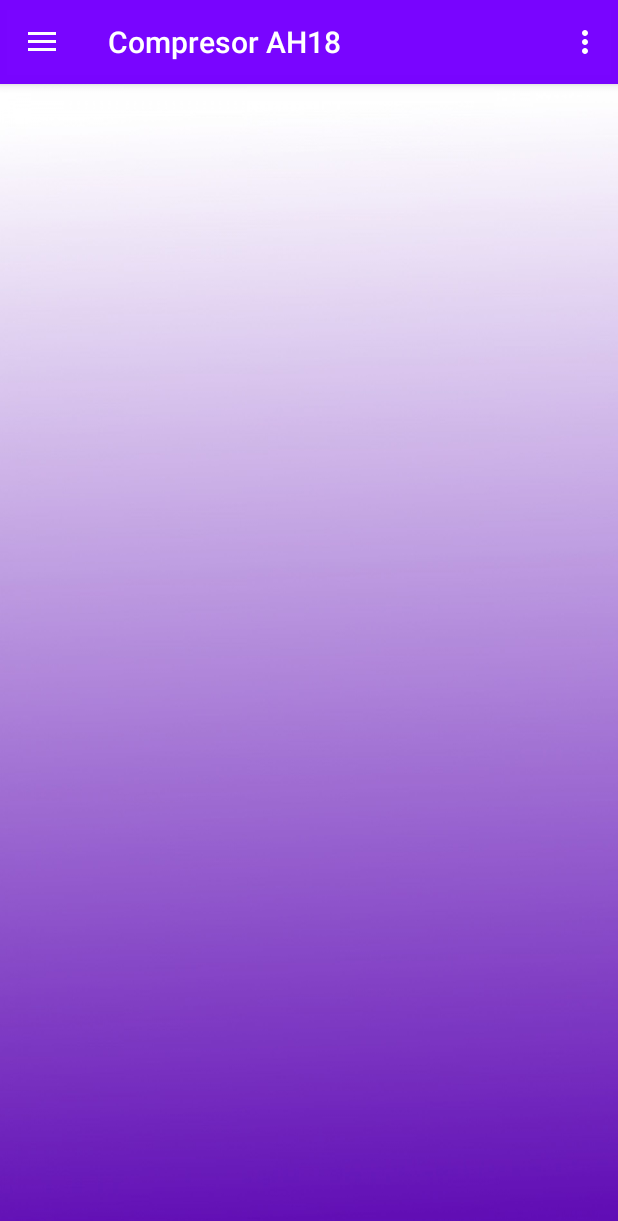
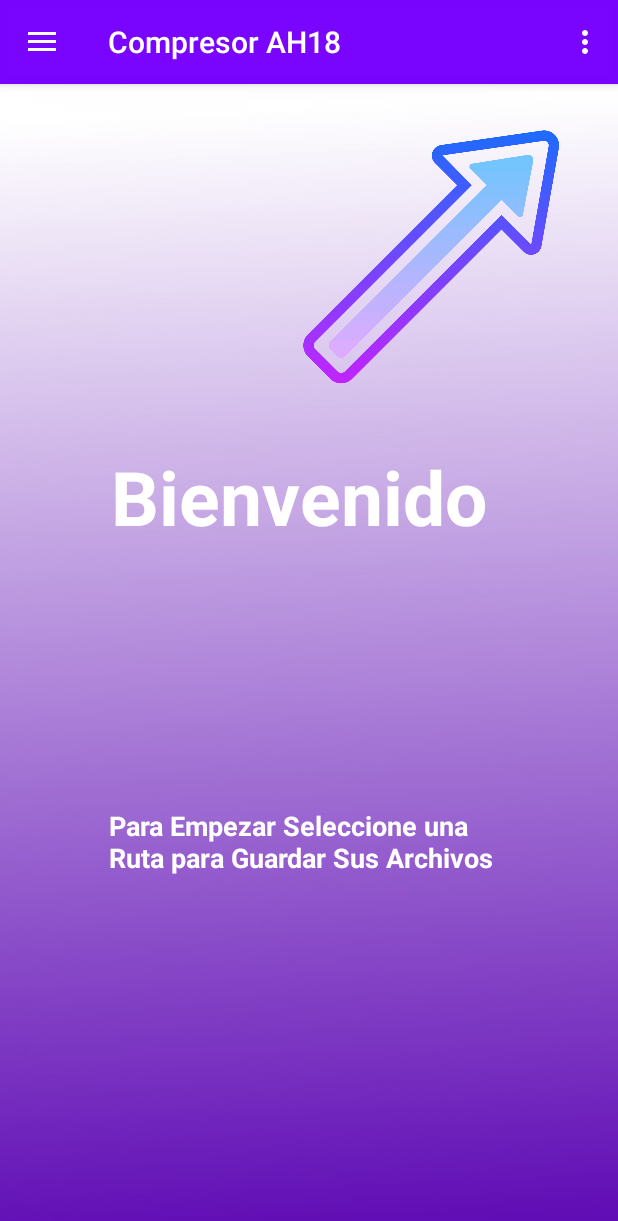
Before and after one commit to paas10/LAB01_ED2, an Android app: the screen it shows after launch (MainActivity), on a phone screen of 412 x 824 dp. Shown: the top 1221 px of the screen. Run offline under Robolectric (Android 15) with nearby library versions, the phone set to English and light mode, and no system bars.

Commit message:
Escritura de Archivo de Descompresion

```diff
--- a/AH18Compresor/app/src/main/java/com/example/admin/ah18compresor/Descompresion.java
+++ b/AH18Compresor/app/src/main/java/com/example/admin/ah18compresor/Descompresion.java
@@ -13,8 +13,10 @@ import android.widget.TextView;
 import android.widget.Toast;
 
 import java.io.BufferedReader;
+import java.io.BufferedWriter;
 import java.io.File;
 import java.io.FileReader;
+import java.io.FileWriter;
 import java.io.IOException;
 import java.util.LinkedList;
 
@@ -214,7 +216,7 @@ public class Descompresion extends Fragment {
                 }
             }
         }
-
+        Escribir(Resultante);
         return Resultante;
     }
 
@@ -229,4 +231,23 @@ public class Descompresion extends Fragment {
             InOrdenEscritura(nodoAuxiliar.right, codi + "1");
         }
     }
+
+    private void Escribir(String Cadena)
+    {
+
+        String Formato ="Descompreso";
+        File Temporal = new File(Ruta);
+        Ruta =Temporal.getPath().replace(".huff",Formato)+".huff";
+
+            File Archivo = new File(Ruta);
+            try {
+                FileWriter Escribir = new FileWriter(Archivo);
+                BufferedWriter bw = new BufferedWriter(Escribir);
+                bw.write(Cadena);
+                bw.close();
+                Escribir.close();
+            } catch (IOException ex) {
+                Toast.makeText(getActivity(), "No se Ha podido leer el archivo", Toast.LENGTH_SHORT).show();
+            }
+    }
 }
--- a/AH18Compresor/app/src/main/java/com/example/admin/ah18compresor/Huffman.java
+++ b/AH18Compresor/app/src/main/java/com/example/admin/ah18compresor/Huffman.java
@@ -97,7 +97,6 @@ public class Huffman extends Fragment implements OnItemClickListener {
             RutasArchivos.add(rutadirectorio);
         }
 
-        //Adaptador = new ArrayAdapter<String>(getActivity(),R.layout.fragment_huffman,R.id.RutaActual,NombresArchivos);
         final ArchivoAdapter Adaptador = new ArchivoAdapter(getActivity(), (ArrayList<String>) NombresArchivos);
         Lista.setAdapter(Adaptador);
     }
@@ -173,13 +172,12 @@ public class Huffman extends Fragment implements OnItemClickListener {
 
 
     public void ConfirmarHuffman(File Archivo) {
-        Toast t=Toast.makeText(getActivity(),"Dentro de un momento el archivo: "+Archivo.getName()+" Sera enviando al método de compresion de Huffman y sera mostrado", Toast.LENGTH_SHORT);
+        Toast t=Toast.makeText(getActivity(),"Dentro de un momento el archivo: "+Archivo.getName()+" Sera enviando al método de compresion de Huffman y Podra Verlo", Toast.LENGTH_SHORT);
         t.show();
 
         ArchivoT = Archivo.toString();
 
         String Texto = LeerArchivo(Archivo);
-        //String Texto = "Tres tristes tigres";
 
         StringBuilder CodArchivo = new StringBuilder();
         StringBuilder CerosUnos = new StringBuilder();
@@ -457,7 +455,6 @@ public class Huffman extends Fragment implements OnItemClickListener {
                     bw.write(CerosAgregados+"|"+Cadena.toString());
                     bw.close();
                     Escribir.close();
-                    String Prueba = CerosAgregados+"|"+Cadena.toString();
                     Descompresion Envio = new Descompresion();
                     Envio.RecibirRuta(Ruta);
                 } catch (IOException ex) {
--- a/AH18Compresor/app/src/main/res/layout/content_main.xml
+++ b/AH18Compresor/app/src/main/res/layout/content_main.xml
@@ -10,4 +10,55 @@
     tools:context=".MainActivity"
     tools:showIn="@layout/app_bar_main">
 
+    <RelativeLayout
+        android:layout_width="match_parent"
+        android:layout_height="match_parent"
+        app:layout_constraintBottom_toBottomOf="parent"
+        app:layout_constraintEnd_toEndOf="parent"
+        app:layout_constraintHorizontal_bias="0.0"
+        app:layout_constraintStart_toStartOf="parent"
+        app:layout_constraintTop_toTopOf="parent"
+        app:layout_constraintVertical_bias="1.0">
+
+        <ImageView
+            android:id="@+id/imageView2"
+            android:layout_width="223dp"
+            android:layout_height="229dp"
+            android:layout_alignParentEnd="true"
+            android:layout_marginEnd="11dp"
+            app:layout_constraintEnd_toEndOf="parent"
+            app:layout_constraintTop_toTopOf="parent"
+            app:srcCompat="@drawable/flecha1" />
+
+        <TextView
+            android:id="@+id/textView2"
+            android:layout_width="wrap_content"
+            android:layout_height="wrap_content"
+            android:layout_alignParentTop="true"
+            android:layout_centerHorizontal="true"
+            android:layout_marginTop="241dp"
+            android:text="Bienvenido "
+            android:textColor="@android:color/background_light"
+            android:textSize="50sp"
+            android:textStyle="bold"
+            app:layout_constraintEnd_toEndOf="parent"
+            app:layout_constraintStart_toStartOf="parent"
+            tools:layout_editor_absoluteY="238dp" />
+
+        <TextView
+            android:id="@+id/textView3"
+            android:layout_width="266dp"
+            android:layout_height="wrap_content"
+            android:layout_alignParentBottom="true"
+            android:layout_centerHorizontal="true"
+            android:layout_marginBottom="240dp"
+            android:text="Para Empezar Seleccione una Ruta para Guardar Sus Archivos"
+            android:textColor="@android:color/background_light"
+            android:textSize="18sp"
+            android:textStyle="bold"
+            app:layout_constraintEnd_toEndOf="parent"
+            app:layout_constraintStart_toStartOf="parent"
+            tools:layout_editor_absoluteY="322dp" />
+    </RelativeLayout>
+
 </android.support.constraint.ConstraintLayout>
```
Also changed, not shown: AH18Compresor/app/src/main/res/drawable/flecha.png (added), AH18Compresor/app/src/main/res/drawable/flecha1.png (added).
